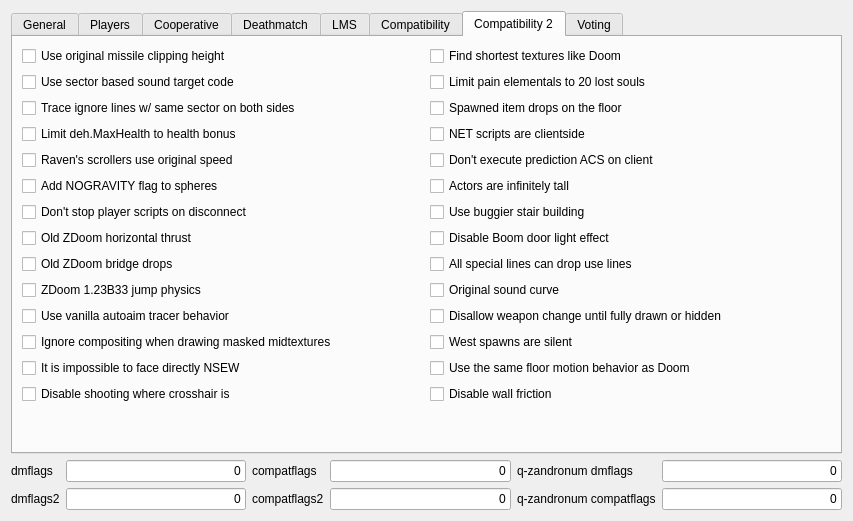
Qt form src/plugins/zandronumq/createserverdialogpages/flagspage.ui (DoomseekerTeam/Doomseeker) before a commit.
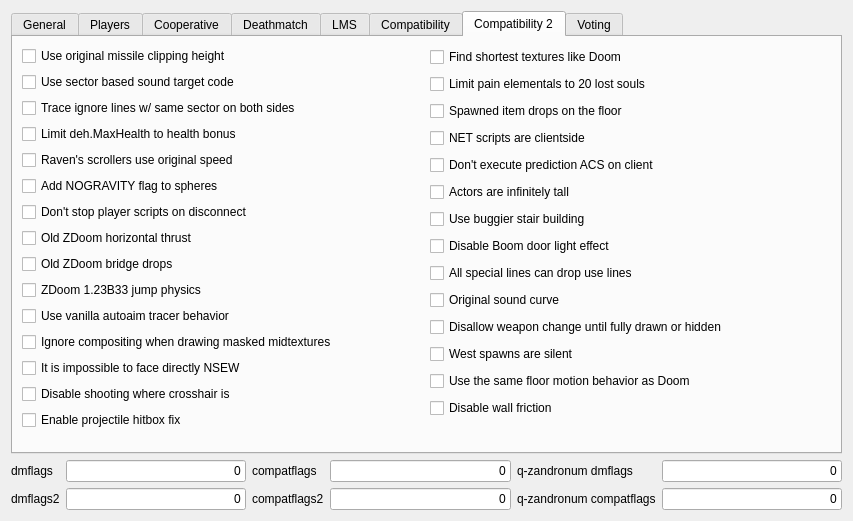
The same form after that commit. The open tabs and pages were chosen to show the change. Custom widgets are drawn as their Qt base class.

Commit message: Added "Enable projectile hitbox fix" flag

```diff
--- a/src/plugins/zandronumq/createserverdialogpages/flagspage.ui
+++ b/src/plugins/zandronumq/createserverdialogpages/flagspage.ui
@@ -1701,6 +1701,16 @@
              </property>
             </widget>
            </item>
+           <item>
+            <widget class="QCheckBox" name="cbCompatEnableProjectileHitboxFix">
+             <property name="toolTip">
+              <string>&lt;html&gt;&lt;head/&gt;&lt;body&gt;&lt;p&gt;Make projectile hitbox work across entire sprite instead of only upper half.&lt;/p&gt;&lt;/body&gt;&lt;/html&gt;</string>
+             </property>
+             <property name="text">
+              <string>Enable projectile hitbox fix</string>
+             </property>
+            </widget>
+           </item>
           </layout>
          </item>
          <item>
```
Left out of the diff: 17 changed lines with no effect on the pictures. The commit also changes 6 other files.
